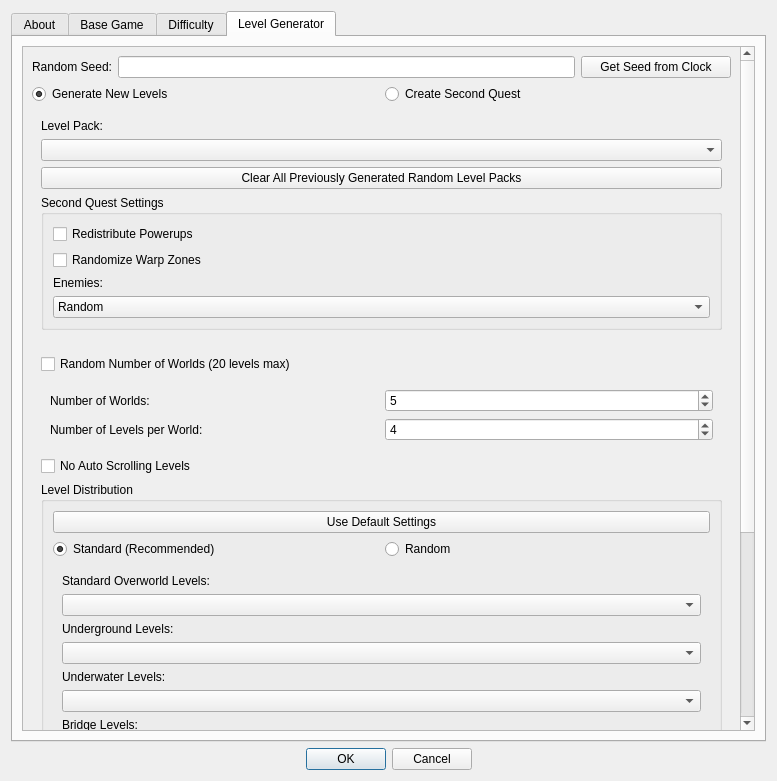
This is SMB1/SMB1_Compliance_To_SMB1/Configure_Settings_Form.ui in Coolcord/Level-Headed as Qt 5 draws it before an edit. The edited form follows.
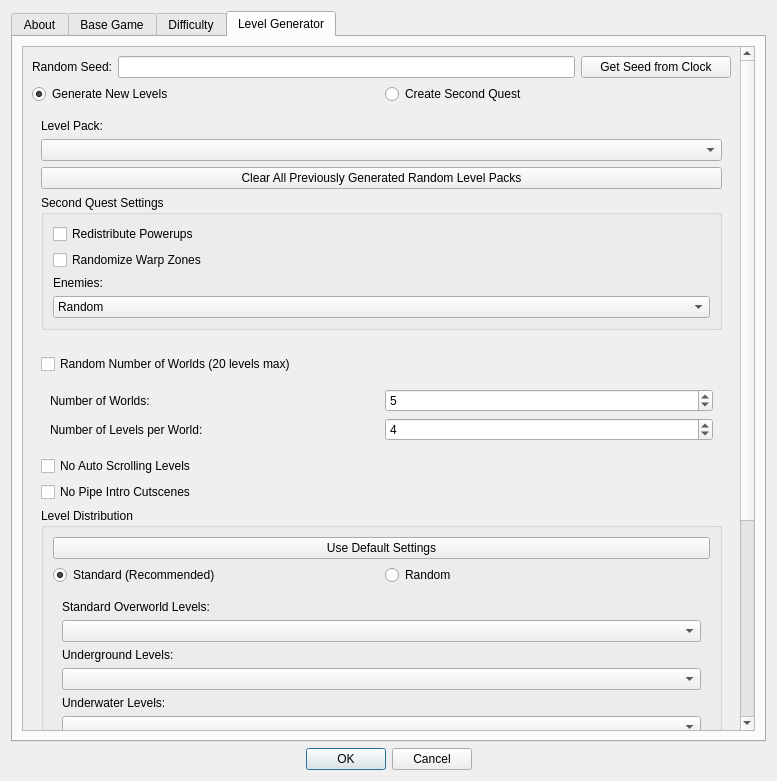
This is the edited form. The open tabs and pages were chosen to show the change.

Commit message: Pipe intro cutscenes can now be disabled

Patch:
```diff
--- a/SMB1/SMB1_Compliance_To_SMB1/Configure_Settings_Form.ui
+++ b/SMB1/SMB1_Compliance_To_SMB1/Configure_Settings_Form.ui
@@ -3227,7 +3227,7 @@
             <x>0</x>
             <y>0</y>
             <width>721</width>
-            <height>1072</height>
+            <height>1101</height>
            </rect>
           </property>
           <layout class="QVBoxLayout" name="verticalLayout_4">
@@ -3458,6 +3458,13 @@
                 </property>
                </widget>
               </item>
+              <item>
+               <widget class="QCheckBox" name="cbNoPipeIntroCutscenes">
+                <property name="text">
+                 <string>No Pipe Intro Cutscenes</string>
+                </property>
+               </widget>
+              </item>
               <item>
                <widget class="QGroupBox" name="groupLevelDistribution">
                 <property name="title">
```
Left out of the diff: 2 changed lines with no effect on the pictures. The commit also changes 8 other files.
